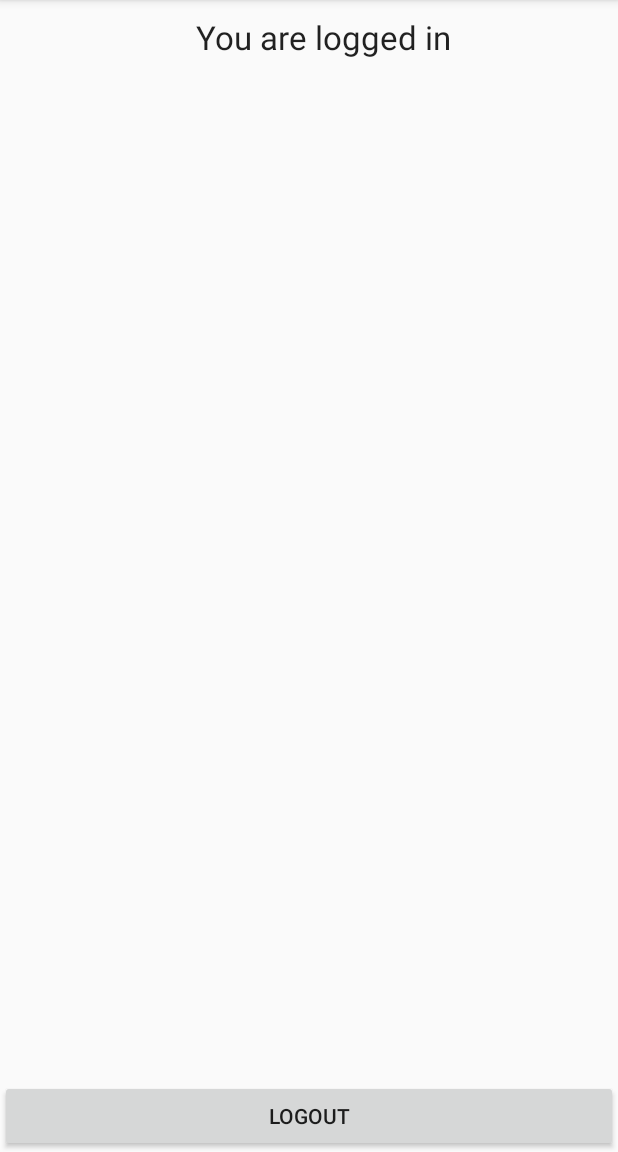
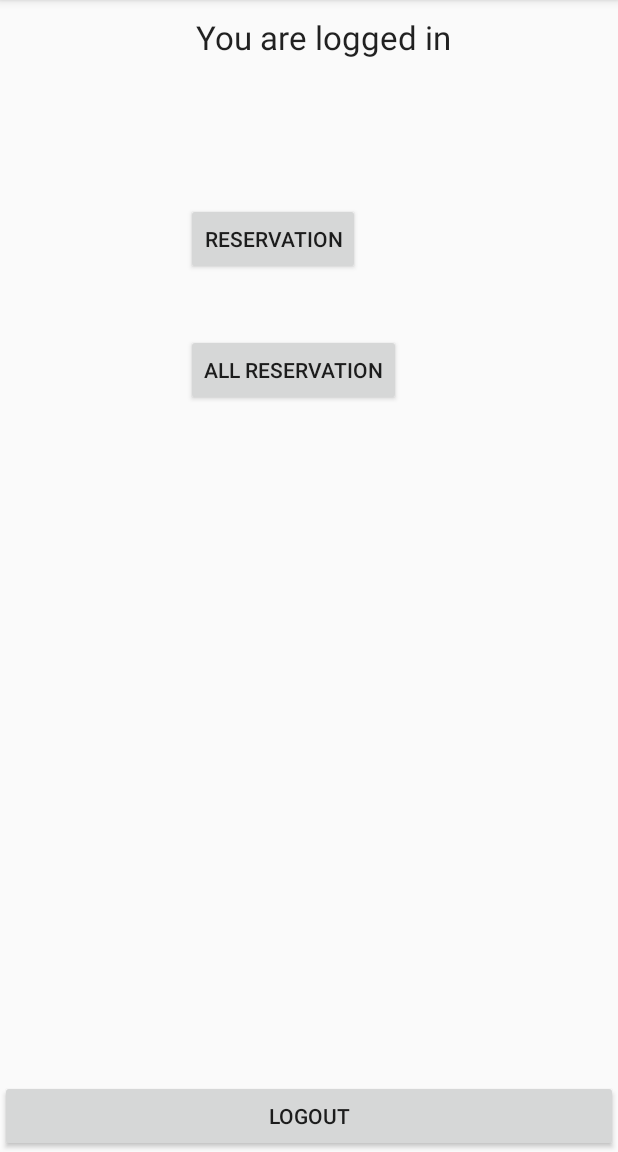
Before and after one commit to demir005/CarSharing, an Android app: the MainActivity screen opened directly, with no data from a screen before it, on a phone screen of 412 x 824 dp, the part 84-1236 px from its top. Run offline under Robolectric (Android 15) with nearby library versions, the phone set to English and light mode, and no system bars; 1 statement that could not run was skipped.

```diff
--- a/app/src/main/res/layout/activity_main.xml
+++ b/app/src/main/res/layout/activity_main.xml
@@ -29,6 +29,29 @@
             android:text="Logout"
             android:layout_alignParentBottom="true"/>
 
+        <Button
+            android:text="Reservation"
+            android:layout_width="wrap_content"
+            android:layout_height="wrap_content"
+            android:layout_alignParentTop="true"
+            android:layout_alignParentLeft="true"
+            android:layout_alignParentStart="true"
+            android:layout_marginLeft="124dp"
+            android:layout_marginStart="124dp"
+            android:layout_marginTop="96dp"
+            android:id="@+id/button3" />
+
+        <Button
+            android:text="All Reservation"
+            android:layout_width="wrap_content"
+            android:layout_height="wrap_content"
+            android:layout_below="@+id/button3"
+            android:layout_alignLeft="@+id/button3"
+            android:layout_alignStart="@+id/button3"
+            android:layout_marginTop="39dp"
+            android:id="@+id/button4" />
+
     </RelativeLayout>
 
+
 </LinearLayout>
```
